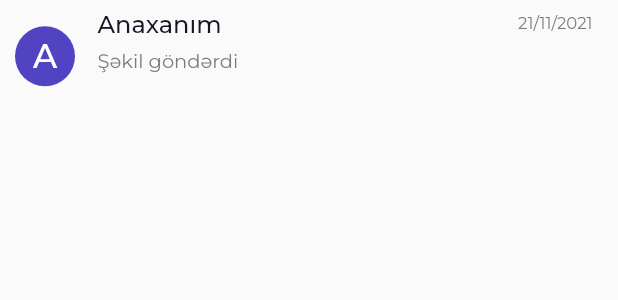
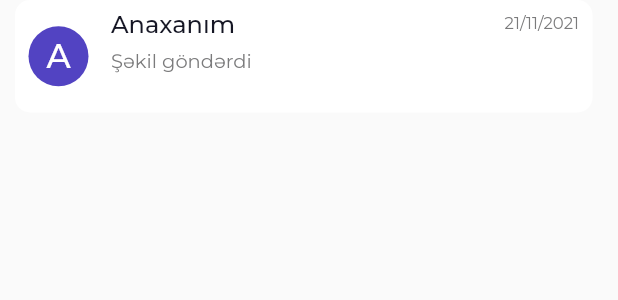
Before and after one commit to ulvinasirli99/Ham-Tan-s-n, a Flutter app: the MessageItem widget shown alone on an empty page, opened directly, on a phone screen of 412 x 824 dp. Shown: the top 300 px of the screen. Run offline on Flutter 3.47's test engine with Material 2 defaults, Android fonts, the phone set to English and light mode, and no system bars; our stand-ins replace bloc, equatable, flutter_bloc, fluttertoast, google_fonts, mask_text_input_formatter and 1 more; missing offline and left inert: story_viewer; network calls fail.

Commit message:
finish bugs fixed

```diff
--- a/lib/widget/message/message_item.dart
+++ b/lib/widget/message/message_item.dart
@@ -22,6 +22,12 @@ class MessageItem extends StatelessWidget {
       width: double.infinity,
       height: 75,
       margin: const EdgeInsets.only(right: 17, left: 10),
+      decoration: BoxDecoration(
+        borderRadius: BorderRadius.circular(10),
+        color: Colors.white,
+      ),
+      child: Padding(
+        padding: const EdgeInsets.only(left: 9, right: 9),
         child: Row(
           mainAxisAlignment: MainAxisAlignment.spaceBetween,
           children: [
@@ -101,6 +107,7 @@ class MessageItem extends StatelessWidget {
             ),
           ],
         ),
+      ),
     );
   }
 }
```
Also changed, not shown: lib/screen/home/message_screen.dart (+6 -2 lines), lib/screen/home/status_view.dart (+6 -2 lines), lib/view/chat/sender_msg_itemView.dart (+22 -3 lines). Lines whose indentation alone changed are shown as unchanged.
